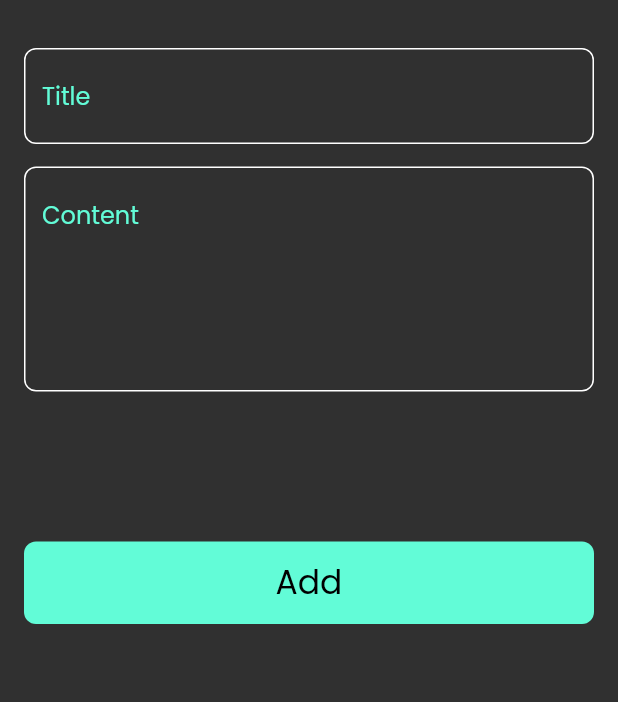
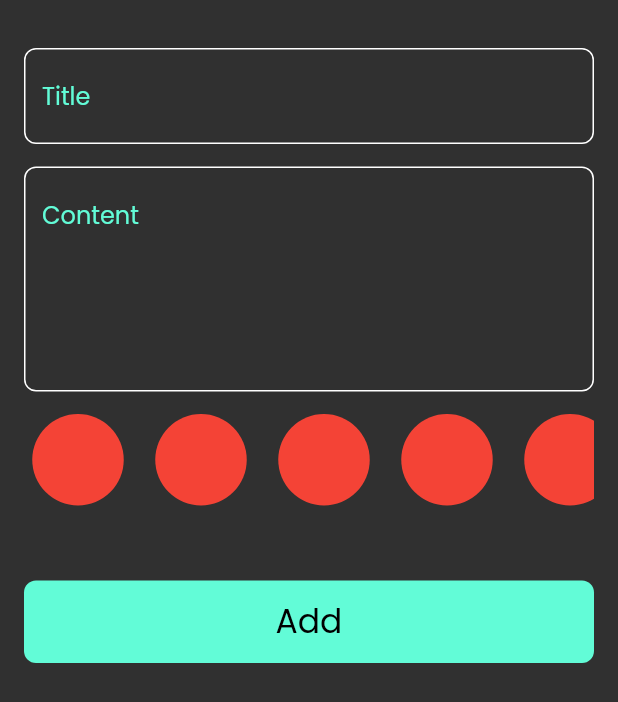
Before and after one commit to George-Samir88/notes_app, a Flutter app: the AddNoteBottomSheet widget shown alone on an empty page, opened directly, on a phone screen of 412 x 824 dp. Shown: the top 702 px of the screen. Run offline on Flutter 3.47's test engine with Material 2 defaults, Android fonts, the phone set to English and light mode, and no system bars; our stand-ins replace flutter_bloc, hive_flutter; accounts and stored records are empty.

Commit message:
create color field

```diff
--- a/lib/reusable/add_note_bottom_sheet.dart
+++ b/lib/reusable/add_note_bottom_sheet.dart
@@ -4,6 +4,7 @@ import 'package:intl/intl.dart';
 import 'package:notes_app/cubits/add_note_cubit/add_note_cubit.dart';
 import 'package:notes_app/cubits/notes_cubit/notes_cubit.dart';
 import 'package:notes_app/models/note_model.dart';
+import 'package:notes_app/reusable/colors_list_view.dart';
 import 'package:notes_app/reusable/custom_button.dart';
 import 'package:notes_app/reusable/custom_text_field.dart';
 
@@ -68,15 +69,16 @@ class AddNoteBottomSheet extends StatelessWidget {
                           maxLines: 5,
                         ),
                       ),
+                      const ColorsListView(),
                       if (state is AddNoteLoadingState)
                         const Padding(
-                          padding: EdgeInsets.only(top: 100.0),
+                          padding: EdgeInsets.only(top: 50.0),
                           child: Center(child: CircularProgressIndicator()),
                         )
                       else
                         Padding(
                           padding: EdgeInsets.only(
-                            top: 100.0,
+                            top: 50.0,
                             bottom: MediaQuery.of(context).viewInsets.bottom,
                           ),
                           child: CustomButton(
--- /dev/null
+++ b/lib/reusable/color_item.dart
@@ -0,0 +1,16 @@
+import 'package:flutter/material.dart';
+
+class ColorItem extends StatelessWidget {
+  const ColorItem({super.key});
+
+  @override
+  Widget build(BuildContext context) {
+    return const Padding(
+      padding: EdgeInsets.only(top: 15.0),
+      child: CircleAvatar(
+        backgroundColor: Colors.red,
+        radius: 36.0,
+      ),
+    );
+  }
+}
--- /dev/null
+++ b/lib/reusable/colors_list_view.dart
@@ -0,0 +1,21 @@
+import 'package:flutter/cupertino.dart';
+import 'package:notes_app/reusable/color_item.dart';
+
+class ColorsListView extends StatelessWidget {
+  const ColorsListView({super.key});
+
+  @override
+  Widget build(BuildContext context) {
+    return SizedBox(
+      height: 38*2,
+      child: ListView.separated(
+        physics: const BouncingScrollPhysics(),
+          scrollDirection: Axis.horizontal,
+          itemBuilder: (context, index) => const ColorItem(),
+          separatorBuilder: (context, index) => const SizedBox(
+                width: 10.0,
+              ),
+          itemCount: 10),
+    );
+  }
+}
--- a/lib/reusable/custom_app_bar.dart
+++ b/lib/reusable/custom_app_bar.dart
@@ -1,5 +1,5 @@
 import 'package:flutter/material.dart';
-import 'package:notes_app/reusable/custom_search_icon.dart';
+import 'package:notes_app/reusable/custom_icon.dart';
 
 class CustomAppBar extends StatelessWidget {
   const CustomAppBar({
```
Also changed, not shown: lib/reusable/custom_icon.dart (renamed from lib/reusable/custom_search_icon.dart).
